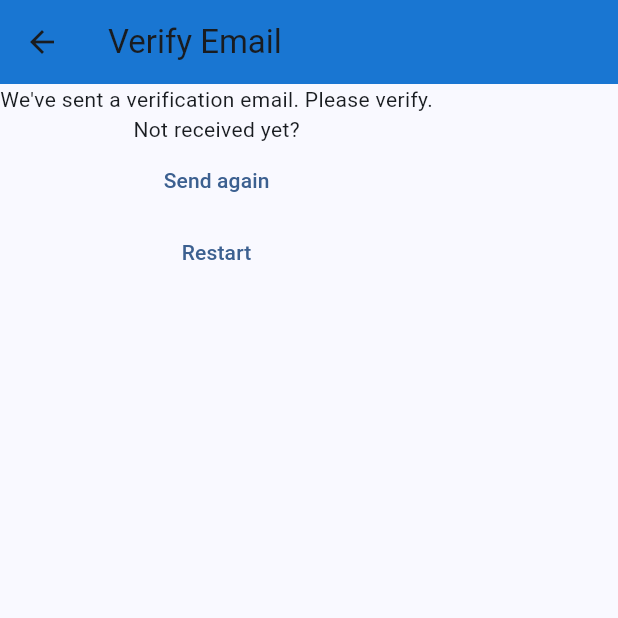
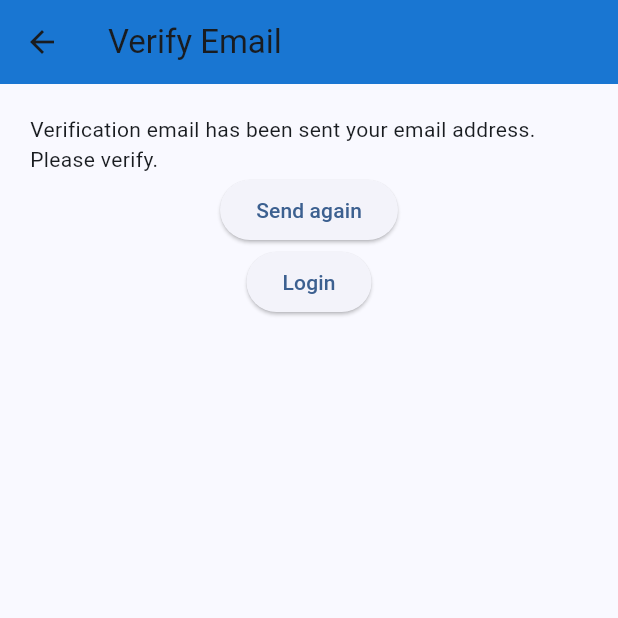
Before and after one commit to mohnishdeshpande/eznotes, a Flutter app: the VerifyEmailView screen opened directly, on a phone screen of 412 x 824 dp, the top half of it. Run offline on Flutter 3.47's test engine with Material 2 defaults, Android fonts, the phone set to English and light mode, and no system bars; our stand-ins replace bloc, cloud_firestore, equatable, firebase_auth, firebase_core, flutter_bloc and 1 more; accounts and stored records are empty; network calls fail.

Commit message:
beautify authentication views

```diff
--- a/lib/constants/routes.dart
+++ b/lib/constants/routes.dart
@@ -1 +1,2 @@
 const createOrUpdateNoteRoute = '/notes/new-note/';
+const forgotPasswordRoute = '/forgot-password/';
--- a/lib/views/verify_email_view.dart
+++ b/lib/views/verify_email_view.dart
@@ -17,25 +17,34 @@ class _VerifyEmailViewState extends State<VerifyEmailView> {
       appBar: AppBar(
         title: const Text('Verify Email'),
       ),
-      body: SingleChildScrollView(
+      body: Padding(
+        padding: const EdgeInsets.all(20.0),
+        child: SingleChildScrollView(
+          child: Column(
+            crossAxisAlignment: CrossAxisAlignment.start,
+            children: [
+              const Text('Verification email has been sent your email address. Please verify.'),
+              Center(
                 child: Column(
                   children: [
-            const Text('We\'ve sent a verification email. Please verify.'),
-            const Text('Not received yet?'),
-            TextButton(
+                    ElevatedButton(
                       onPressed: () {
                         // send verification email
                         context.read<AuthBloc>().add(const AuthEventSendEmailVerification());
                       },
                       child: const Text('Send again'),
                     ),
-            TextButton(
+                    ElevatedButton(
                       onPressed: () async {
                         context.read<AuthBloc>().add(const AuthEventLogOut());
                       },
-              child: const Text('Restart'),
+                      child: const Text('Login'),
                     )
                   ],
+                ),
+              )
+            ],
+          ),
         ),
       ),
     );
```
Also changed, not shown: lib/main.dart (+6 -2 lines), lib/themes/theme.dart (+11 -5 lines), lib/views/forgot_password_view.dart (+15 -5 lines), lib/views/login_view.dart (+17 -13 lines), lib/views/register_view.dart (+16 -10 lines). Lines whose indentation alone changed are shown as unchanged.
